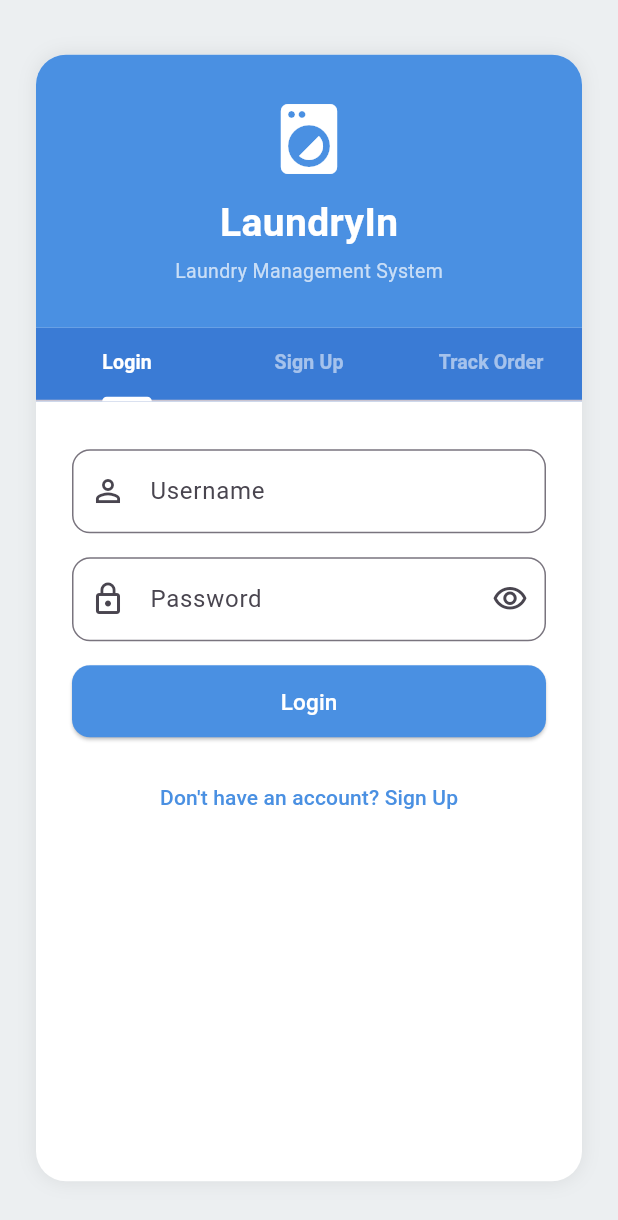
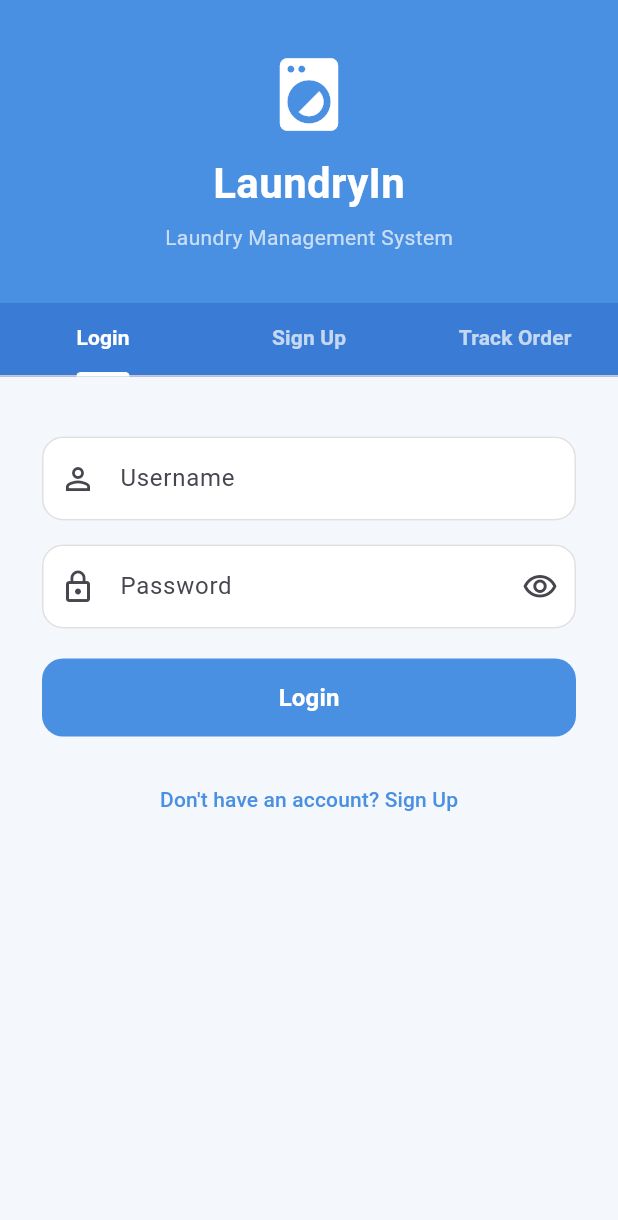
Before and after one commit to ftiffanyy/SEB_TEAM6_LAUNDRYIN, a Flutter app: the screen it shows after launch, on a phone screen of 412 x 824 dp. Shown: the top 1220 px of the screen. Run offline on Flutter 3.47's test engine with Material 3 defaults, Android fonts, the phone set to English and light mode, and no system bars; our stand-ins replace cloud_firestore, firebase_core, firebase_messaging, share_plus; missing offline and left inert: dart:html, excel; accounts and stored records are empty.

Commit message:
update ui untuk login page

```diff
--- a/lib/views/auth/login_page.dart
+++ b/lib/views/auth/login_page.dart
@@ -1,9 +1,10 @@
 import 'package:flutter/material.dart';
+
 import '../../viewmodels/login_viewmodel.dart';
 import '../../viewmodels/signup_viewmodel.dart';
 import '../../viewmodels/customer_dashboard_viewmodel.dart';
 import '../../services/firestore_service.dart';
-import '../../services/notification_service.dart'; // IMPORT NOTIFICATION SERVICE
+import '../../services/notification_service.dart';
 import '../../models/order_detail_model.dart';
 import '../../models/service_model.dart';
 import '../customer/customer_dashboard_page.dart';
@@ -21,12 +22,12 @@ class _LoginPageState extends State<LoginPage>
     with SingleTickerProviderStateMixin {
   late TabController _tabController;
 
-  // ── Login
+  // Login
   final usernameLoginController = TextEditingController();
   final passwordLoginController = TextEditingController();
   bool _obscureLogin = true;
 
-  // ── Sign Up
+  // Sign Up
   final signupFormKey = GlobalKey<FormState>();
   final nameController = TextEditingController();
   final usernameSignupController = TextEditingController();
@@ -35,7 +36,7 @@ class _LoginPageState extends State<LoginPage>
   final addressController = TextEditingController();
   bool _obscureSignup = true;
 
-  // ── Track Order
+  // Track Order
   final orderCodeController = TextEditingController();
 
   final loginViewModel = LoginViewModel();
@@ -45,6 +46,7 @@ class _LoginPageState extends State<LoginPage>
   bool isLoadingLogin = false;
   bool isLoadingSignup = false;
   bool isLoadingTrack = false;
+
   String loginError = '';
   String signupError = '';
   String trackError = '';
@@ -52,7 +54,9 @@ class _LoginPageState extends State<LoginPage>
   @override
   void initState() {
     super.initState();
+
     _tabController = TabController(length: 3, vsync: this);
+
     _tabController.addListener(() {
       if (_tabController.indexIsChanging) {
         setState(() {
@@ -78,8 +82,6 @@ class _LoginPageState extends State<LoginPage>
     super.dispose();
   }
 
-  // ── Login logic ────────────────────────────────────────────────────────────
-
   Future<void> _login() async {
     setState(() {
       isLoadingLogin = true;
@@ -102,7 +104,6 @@ class _LoginPageState extends State<LoginPage>
         return;
       }
 
-      // ── SIMPAN FCM TOKEN SETELAH LOGIN SUKSES ──
       if (user.role == 'Customer') {
         await NotificationService().saveDeviceToken(user.userId.toString());
       }
@@ -125,8 +126,6 @@ class _LoginPageState extends State<LoginPage>
     }
   }
 
-  // ── Sign Up logic ──────────────────────────────────────────────────────────
-
   Future<void> _signUp() async {
     if (!signupFormKey.currentState!.validate()) return;
 
@@ -148,7 +147,6 @@ class _LoginPageState extends State<LoginPage>
 
       if (!mounted) return;
 
-      // ── SIMPAN FCM TOKEN SETELAH REGISTER SUKSES ──
       await NotificationService().saveDeviceToken(user.userId.toString());
 
       Navigator.pushReplacement(
@@ -165,10 +163,9 @@ class _LoginPageState extends State<LoginPage>
     }
   }
 
-  // ── Track Order logic ──────────────────────────────────────────────────────
-
   Future<void> _trackOrder() async {
     final code = orderCodeController.text.trim();
+
     if (code.isEmpty) {
       setState(() => trackError = 'Please enter an order code');
       return;
@@ -242,66 +239,15 @@ class _LoginPageState extends State<LoginPage>
     }
   }
 
-  // ── Build ──────────────────────────────────────────────────────────────────
-
   @override
   Widget build(BuildContext context) {
     return Scaffold(
-      backgroundColor: Colors.blueGrey.shade50,
-      body: Center(
-        child: SingleChildScrollView(
-          padding: const EdgeInsets.symmetric(horizontal: 24, vertical: 32),
-          child: Container(
-            width: 380,
-            decoration: BoxDecoration(
-              color: Colors.white,
-              borderRadius: BorderRadius.circular(20),
-              boxShadow: [
-                BoxShadow(
-                  blurRadius: 10,
-                  color: Colors.black.withOpacity(0.08),
-                ),
-              ],
-            ),
+      backgroundColor: const Color(0xffF4F7FB),
+      body: SafeArea(
         child: Column(
-              mainAxisSize: MainAxisSize.min,
           children: [
-                // ── Header ────────────────────────────────────────────────
-                Container(
-                  width: double.infinity,
-                  padding: const EdgeInsets.symmetric(vertical: 28),
-                  decoration: const BoxDecoration(
-                    color: Color(0xff4A90E2),
-                    borderRadius: BorderRadius.vertical(
-                      top: Radius.circular(20),
-                    ),
-                  ),
-                  child: const Column(
-                    children: [
-                      Icon(Icons.local_laundry_service,
-                          size: 56, color: Colors.white),
-                      SizedBox(height: 10),
-                      Text(
-                        'LaundryIn',
-                        style: TextStyle(
-                          fontSize: 26,
-                          fontWeight: FontWeight.bold,
-                          color: Colors.white,
-                        ),
-                      ),
-                      SizedBox(height: 4),
-                      Text(
-                        'Laundry Management System',
-                        style: TextStyle(
-                          color: Colors.white70,
-                          fontSize: 13,
-                        ),
-                      ),
-                    ],
-                  ),
-                ),
+            _buildHeader(),
 
-                // ── Tab Bar ───────────────────────────────────────────────
             Container(
               color: const Color(0xff3A7BD5),
               child: TabBar(
@@ -309,10 +255,10 @@ class _LoginPageState extends State<LoginPage>
                 indicatorColor: Colors.white,
                 indicatorWeight: 3,
                 labelColor: Colors.white,
-                    unselectedLabelColor: Colors.white54,
+                unselectedLabelColor: Colors.white70,
                 labelStyle: const TextStyle(
-                      fontSize: 13,
-                      fontWeight: FontWeight.w600,
+                  fontSize: 14,
+                  fontWeight: FontWeight.bold,
                 ),
                 tabs: const [
                   Tab(text: 'Login'),
@@ -322,9 +268,7 @@ class _LoginPageState extends State<LoginPage>
               ),
             ),
 
-                // ── Tab Content ───────────────────────────────────────────
-                SizedBox(
-                  height: 520,
+            Expanded(
               child: TabBarView(
                 controller: _tabController,
                 children: [
@@ -337,79 +281,118 @@ class _LoginPageState extends State<LoginPage>
           ],
         ),
       ),
+    );
+  }
+
+  Widget _buildHeader() {
+    return Container(
+      width: double.infinity,
+      padding: const EdgeInsets.symmetric(vertical: 34, horizontal: 24),
+      color: const Color(0xff4A90E2),
+      child: const Column(
+        children: [
+          Icon(
+            Icons.local_laundry_service,
+            size: 58,
+            color: Colors.white,
           ),
+          SizedBox(height: 10),
+          Text(
+            'LaundryIn',
+            style: TextStyle(
+              fontSize: 28,
+              fontWeight: FontWeight.bold,
+              color: Colors.white,
+            ),
+          ),
+          SizedBox(height: 6),
+          Text(
+            'Laundry Management System',
+            style: TextStyle(
+              color: Colors.white70,
+              fontSize: 14,
+            ),
+          ),
+        ],
       ),
     );
   }
 
-  // ── Login Tab ──────────────────────────────────────────────────────────────
-
   Widget _buildLoginTab() {
-    return Padding(
-      padding: const EdgeInsets.all(24),
+    return SingleChildScrollView(
+      padding: const EdgeInsets.all(28),
       child: Column(
         crossAxisAlignment: CrossAxisAlignment.stretch,
         children: [
-          const SizedBox(height: 8),
+          const SizedBox(height: 12),
+
           TextField(
             controller: usernameLoginController,
-            decoration: InputDecoration(
-              labelText: 'Username',
-              prefixIcon: const Icon(Icons.person_outline),
-              border: OutlineInputBorder(
-                borderRadius: BorderRadius.circular(12),
+            decoration: inputDecoration(
+              label: 'Username',
+              icon: Icons.person_outline,
             ),
           ),
-          ),
+
           const SizedBox(height: 16),
+
           TextField(
             controller: passwordLoginController,
             obscureText: _obscureLogin,
-            decoration: InputDecoration(
-              labelText: 'Password',
-              prefixIcon: const Icon(Icons.lock_outline),
+            decoration: inputDecoration(
+              label: 'Password',
+              icon: Icons.lock_outline,
               suffixIcon: IconButton(
                 icon: Icon(
                   _obscureLogin
                       ? Icons.visibility_outlined
                       : Icons.visibility_off_outlined,
                 ),
-                onPressed: () =>
-                    setState(() => _obscureLogin = !_obscureLogin),
-              ),
-              border: OutlineInputBorder(
-                borderRadius: BorderRadius.circular(12),
+                onPressed: () {
+                  setState(() {
+                    _obscureLogin = !_obscureLogin;
+                  });
+                },
               ),
             ),
             onSubmitted: (_) => isLoadingLogin ? null : _login(),
           ),
+
           if (loginError.isNotEmpty) ...[
-            const SizedBox(height: 10),
+            const SizedBox(height: 12),
             Text(
               loginError,
               style: const TextStyle(color: Colors.red, fontSize: 13),
               textAlign: TextAlign.center,
             ),
           ],
-          const SizedBox(height: 16),
+
+          const SizedBox(height: 20),
+
           SizedBox(
-            height: 48,
+            height: 52,
             child: ElevatedButton(
               onPressed: isLoadingLogin ? null : _login,
               style: ElevatedButton.styleFrom(
                 backgroundColor: const Color(0xff4A90E2),
                 foregroundColor: Colors.white,
+                elevation: 0,
                 shape: RoundedRectangleBorder(
-                  borderRadius: BorderRadius.circular(12),
+                  borderRadius: BorderRadius.circular(14),
                 ),
               ),
               child: Text(
                 isLoadingLogin ? 'Logging in...' : 'Login',
-                style: const TextStyle(fontSize: 15),
+                style: const TextStyle(
+                  fontSize: 16,
+                  fontWeight: FontWeight.bold,
                 ),
               ),
             ),
-          const SizedBox(height: 16),
+          ),
+
+          const SizedBox(height: 18),
+
           Center(
             child: TextButton(
               onPressed: () => _tabController.animateTo(1),
@@ -424,113 +407,117 @@ class _LoginPageState extends State<LoginPage>
     );
   }
 
-  // ── Sign Up Tab ────────────────────────────────────────────────────────────
-
   Widget _buildSignUpTab() {
-    return Padding(
-      padding: const EdgeInsets.all(24),
+    return SingleChildScrollView(
+      padding: const EdgeInsets.all(28),
       child: Form(
         key: signupFormKey,
         child: Column(
           crossAxisAlignment: CrossAxisAlignment.stretch,
           children: [
-            const SizedBox(height: 8),
+            const SizedBox(height: 12),
+
             TextFormField(
               controller: nameController,
-              decoration: InputDecoration(
-                labelText: 'Full Name',
-                prefixIcon: const Icon(Icons.badge_outlined),
-                border: OutlineInputBorder(
-                  borderRadius: BorderRadius.circular(12),
-                ),
+              decoration: inputDecoration(
+                label: 'Full Name',
+                icon: Icons.badge_outlined,
               ),
               validator: signupViewModel.validateName,
             ),
+
             const SizedBox(height: 14),
+
             TextFormField(
               controller: usernameSignupController,
-              decoration: InputDecoration(
-                labelText: 'Username',
-                prefixIcon: const Icon(Icons.person_outline),
-                border: OutlineInputBorder(
-                  borderRadius: BorderRadius.circular(12),
-                ),
+              decoration: inputDecoration(
+                label: 'Username',
+                icon: Icons.person_outline,
               ),
               validator: signupViewModel.validateUsername,
             ),
+
             const SizedBox(height: 14),
+
             TextFormField(
               controller: passwordSignupController,
               obscureText: _obscureSignup,
-              decoration: InputDecoration(
-                labelText: 'Password',
-                prefixIcon: const Icon(Icons.lock_outline),
+              decoration: inputDecoration(
+                label: 'Password',
+                icon: Icons.lock_outline,
                 suffixIcon: IconButton(
                   icon: Icon(
                     _obscureSignup
                         ? Icons.visibility_outlined
                         : Icons.visibility_off_outlined,
                   ),
-                  onPressed: () =>
-                      setState(() => _obscureSignup = !_obscureSignup),
-                ),
-                border: OutlineInputBorder(
-                  borderRadius: BorderRadius.circular(12),
+                  onPressed: () {
+                    setState(() {
+                      _obscureSignup = !_obscureSignup;
+                    });
+                  },
                 ),
               ),
               validator: signupViewModel.validatePassword,
             ),
+
             const SizedBox(height: 14),
+
             TextFormField(
               controller: phoneController,
               keyboardType: TextInputType.phone,
-              decoration: InputDecoration(
-                labelText: 'Phone Number',
-                prefixIcon: const Icon(Icons.phone_outlined),
-                border: OutlineInputBorder(
-                  borderRadius: BorderRadius.circular(12),
-                ),
+              decoration: inputDecoration(
+                label: 'Phone Number',
+                icon: Icons.phone_outlined,
               ),
               validator: signupViewModel.validatePhone,
             ),
+
             const SizedBox(height: 14),
+
             TextFormField(
               controller: addressController,
-              decoration: InputDecoration(
-                labelText: 'Address (optional)',
-                prefixIcon: const Icon(Icons.home_outlined),
-                border: OutlineInputBorder(
-                  borderRadius: BorderRadius.circular(12),
+              decoration: inputDecoration(
+                label: 'Address (optional)',
+                icon: Icons.home_outlined,
               ),
             ),
-            ),
+
             if (signupError.isNotEmpty) ...[
-              const SizedBox(height: 10),
+              const SizedBox(height: 12),
               Text(
                 signupError,
                 style: const TextStyle(color: Colors.red, fontSize: 13),
                 textAlign: TextAlign.center,
               ),
             ],
-            const SizedBox(height: 16),
+
+            const SizedBox(height: 20),
+
             SizedBox(
-              height: 48,
+              height: 52,
               child: ElevatedButton(
                 onPressed: isLoadingSignup ? null : _signUp,
                 style: ElevatedButton.styleFrom(
                   backgroundColor: const Color(0xff4A90E2),
                   foregroundColor: Colors.white,
+                  elevation: 0,
                   shape: RoundedRectangleBorder(
-                    borderRadius: BorderRadius.circular(12),
+                    borderRadius: BorderRadius.circular(14),
                   ),
                 ),
                 child: Text(
                   isLoadingSignup ? 'Creating account...' : 'Sign Up',
-                  style: const TextStyle(fontSize: 15),
+                  style: const TextStyle(
+                    fontSize: 16,
+                    fontWeight: FontWeight.bold,
                   ),
                 ),
               ),
-            const SizedBox(height: 16),
+            ),
+
+            const SizedBox(height: 18),
+
             Center(
               child: TextButton(
                 onPressed: () => _tabController.animateTo(0),
@@ -546,25 +533,27 @@ class _LoginPageState extends State<LoginPage>
     );
   }
 
-  // ── Track Order Tab ────────────────────────────────────────────────────────
-
   Widget _buildTrackOrderTab() {
-    return Padding(
-      padding: const EdgeInsets.all(24),
+    return SingleChildScrollView(
+      padding: const EdgeInsets.all(28),
       child: Column(
         crossAxisAlignment: CrossAxisAlignment.stretch,
         children: [
-          const SizedBox(height: 8),
+          const SizedBox(height: 12),
+
           Container(
             padding: const EdgeInsets.all(14),
             decoration: BoxDecoration(
               color: const Color(0xffE6F1FB),
-              borderRadius: BorderRadius.circular(12),
+              borderRadius: BorderRadius.circular(14),
             ),
             child: const Row(
               children: [
-                Icon(Icons.info_outline,
-                    color: Color(0xff185FA5), size: 18),
+                Icon(
+                  Icons.info_outline,
+                  color: Color(0xff185FA5),
+                  size: 20,
+                ),
                 SizedBox(width: 10),
                 Expanded(
                   child: Text(
@@ -578,31 +567,33 @@ class _LoginPageState extends State<LoginPage>
               ],
             ),
           ),
+
           const SizedBox(height: 20),
+
           TextField(
             controller: orderCodeController,
             textCapitalization: TextCapitalization.characters,
-            decoration: InputDecoration(
-              labelText: 'Order Code',
-              hintText: 'e.g. ORD-2025-0041',
-              prefixIcon: const Icon(Icons.search),
-              border: OutlineInputBorder(
-                borderRadius: BorderRadius.circular(12),
-              ),
+            decoration: inputDecoration(
+              label: 'Order Code',
+              icon: Icons.search,
+              hintText: 'e.g. ORD001',
             ),
             onSubmitted: (_) => isLoadingTrack ? null : _trackOrder(),
           ),
+
           if (trackError.isNotEmpty) ...[
-            const SizedBox(height: 10),
+            const SizedBox(height: 12),
             Text(
               trackError,
               style: const TextStyle(color: Colors.red, fontSize: 13),
               textAlign: TextAlign.center,
             ),
           ],
-          const SizedBox(height: 16),
+
+          const SizedBox(height: 20),
+
           SizedBox(
-            height: 48,
+            height: 52,
             child: ElevatedButton.icon(
               onPressed: isLoadingTrack ? null : _trackOrder,
               icon: isLoadingTrack
@@ -617,18 +608,21 @@ class _LoginPageState extends State<LoginPage>
                   : const Icon(Icons.local_shipping_outlined),
               label: Text(
                 isLoadingTrack ? 'Searching...' : 'Track Order',
-                style: const TextStyle(fontSize: 15),
+                style: const TextStyle(fontSize: 16),
               ),
               style: ElevatedButton.styleFrom(
                 backgroundColor: const Color(0xff4A90E2),
                 foregroundColor: Colors.white,
+                elevation: 0,
                 shape: RoundedRectangleBorder(
-                  borderRadius: BorderRadius.circular(12),
+                  borderRadius: BorderRadius.circular(14),
                 ),
               ),
             ),
           ),
-          const SizedBox(height: 20),
+
+          const SizedBox(height: 18),
+
           Center(
             child: TextButton(
               onPressed: () => _tabController.animateTo(0),
@@ -642,4 +636,36 @@ class _LoginPageState extends State<LoginPage>
       ),
     );
   }
+
+  InputDecoration inputDecoration({
+    required String label,
+    required IconData icon,
+    String? hintText,
+    Widget? suffixIcon,
+  }) {
+    return InputDecoration(
+      labelText: label,
+      hintText: hintText,
+      prefixIcon: Icon(icon),
+      suffixIcon: suffixIcon,
+      filled: true,
+      fillColor: Colors.white,
+      border: OutlineInputBorder(
+        borderRadius: BorderRadius.circular(14),
+      ),
+      enabledBorder: OutlineInputBorder(
+        borderRadius: BorderRadius.circular(14),
+        borderSide: BorderSide(
+          color: Colors.grey.shade300,
+        ),
+      ),
+      focusedBorder: OutlineInputBorder(
+        borderRadius: BorderRadius.circular(14),
+        borderSide: const BorderSide(
+          color: Color(0xff4A90E2),
+          width: 1.5,
+        ),
+      ),
+    );
   }
+}
```
Lines whose indentation alone changed are shown as unchanged.
